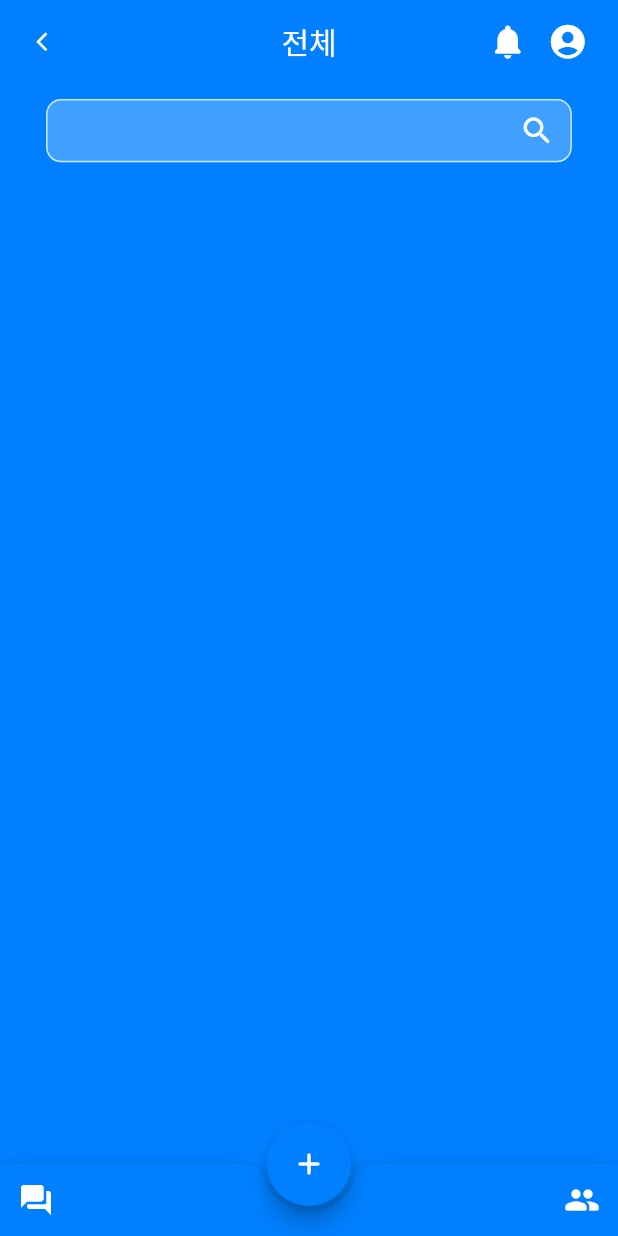
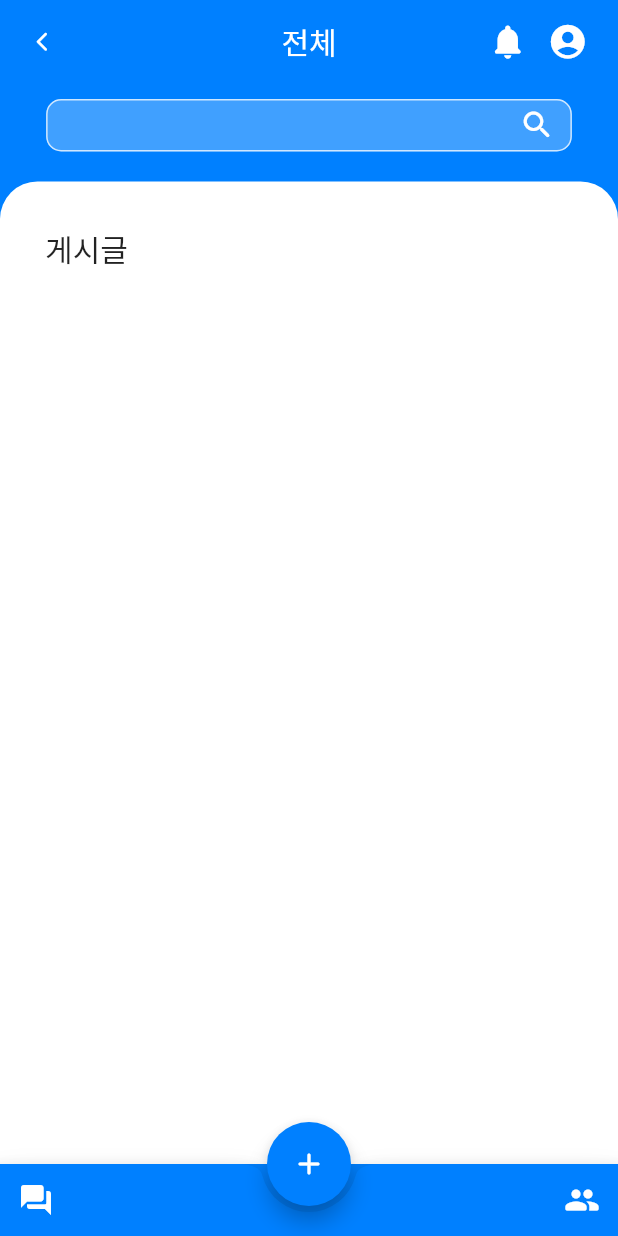
Before and after one commit to AnJW-HGU/2021CRASummer, a Flutter app: the screen it shows after launch, after a tap on "전체", on a phone screen of 412 x 824 dp. Run offline on Flutter 3.47's test engine with Material 2 defaults, Android fonts, the phone set to English and light mode, and no system bars; our stand-ins replace flutter_screenutil, get, hexcolor; Roboto replaces fonts that are missing (Barun).

Commit message:
feat: Add white post board to BoardPage
I was implementing a postList on BoardPage as Listview.Builder, but it
was not a desired feature, so I deleted it and am searching for infinite
scrolling. I added appBar to AddPostPage.

Infinite scrolling will seak advice from Su-hyun, who created the
safari app.

```diff
--- a/lib/Category/addPost_page.dart
+++ b/lib/Category/addPost_page.dart
@@ -20,6 +20,11 @@ class _AddPostPageState extends State<AddPostPage> {
       designSize: Size(411.4, 683.4),
       builder: () {
         return Scaffold(
+          appBar: AppBar(
+            title: Text(
+              "질문 등록"
+            )
+          ),
           body: SafeArea(
             child: Center(
               child: Text(
--- a/lib/Category/board_page.dart
+++ b/lib/Category/board_page.dart
@@ -2,7 +2,9 @@ import 'package:flutter/cupertino.dart';
 import 'package:flutter/material.dart';
 import 'package:flutter_screenutil/flutter_screenutil.dart';
 import 'package:get/get.dart';
+import 'dart:async';
 import 'dart:ui';
+import 'dart:math';
 
 import 'package:studytogether/main.dart';
 
@@ -21,6 +23,33 @@ class BoardPage extends StatefulWidget {
 
 class _BoardPageState extends State<BoardPage> {
   String boardTitle = Get.arguments; // 카테고리 페이지로부터 타이틀 받음
+
+  var subList;
+  var titleList;
+  var contentList;
+  var random;
+  var refreshKey = GlobalKey<RefreshIndicatorState>();
+
+  // 초기에 값을 랜덤으로 넣어줌
+  @override
+  void initState() {
+    super.initState();
+    random = Random();
+    refreshList();
+  }
+
+  // async wait를 쓰기 위해서는 Future 타입을 이용함
+  Future<Null> refreshList() async{
+    refreshKey.currentState?.show(atTop: false);
+    await Future.delayed(Duration(seconds: 0)); // thread sleep 같은 역할을 함
+    // 새로운 정보를 그려내는 곳
+    setState(() {
+      subList = List.generate(random.nextInt(100), (i) => "과목 $i");
+      titleList = List.generate(random.nextInt(100), (i) => "질문 제목 $i");
+      contentList = List.generate(random.nextInt(100), (i) => "질문에 관한 내용 $i");
+    });
+    return null;
+  }
 
   @override
   Widget build(BuildContext context) {
@@ -97,7 +126,7 @@ class _BoardPageState extends State<BoardPage> {
 
                       // 검색 버튼
                       Padding(
-                      padding: EdgeInsets.only(top: 10, bottom: 10),
+                          padding: EdgeInsets.only(top: 10, bottom: 20),
                           child: GestureDetector(
                             onTap: () {
                               Get.to(SearchPage());
@@ -105,7 +134,7 @@ class _BoardPageState extends State<BoardPage> {
 
                             child: Container(
                               width: 350.w,
-                            height: 35.h,
+                              height: 35,
                               alignment: Alignment.centerRight,
 
                               padding: EdgeInsets.only(right: 10.w),
@@ -123,6 +152,35 @@ class _BoardPageState extends State<BoardPage> {
                           )
                       ),
 
+                      // 게시글
+                      Expanded(
+                          child: Container(
+                            padding: EdgeInsets.only(top: 30, left: 30.w, right: 30.w),
+                            child: Column(
+                              crossAxisAlignment: CrossAxisAlignment.stretch,
+                              children: [
+                                // 게시판 흰색 부분에 들어갈 것
+                                // 타이틀 - 게시글
+                                Text(
+                                  "게시글",
+                                  style: TextStyle(
+                                    fontFamily: "Barun",
+                                    fontSize: 20.sp,
+                                    fontWeight: FontWeight.w500,
+                                  ),
+                                ),
+                              ],
+                            ),
+
+                            decoration: BoxDecoration(
+                                color: Colors.white,
+                                borderRadius: BorderRadius.only(
+                                  topLeft: Radius.circular(25),
+                                  topRight: Radius.circular(25),
+                                )
+                            ),
+                          )
+                      )
                     ],
                   ),
                 ),
@@ -178,4 +236,5 @@ class _BoardPageState extends State<BoardPage> {
         }
     );
   }
+
 }
--- a/lib/Category/category_page.dart
+++ b/lib/Category/category_page.dart
@@ -119,7 +119,7 @@ class _CategoryPageState extends State<CategoryPage> {
       },
       child: Container( // 숨김리스트 아닌 카테고리
         width: 355.w,
-        height: 50.h,
+        height: 50,
         alignment: Alignment.centerLeft,
         padding: EdgeInsets.only(left: 30.w),
         child: Text(
```
Lines whose indentation alone changed are shown as unchanged.
